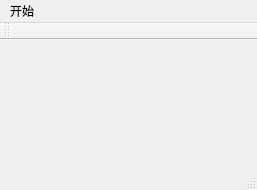
Above: mainwindow.ui from mr-d-self-driving/APA_QT_Assistant before the change. Below: the same form after it.
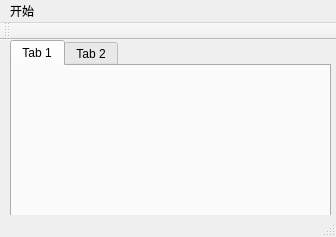
That is the form after the change. The open tabs and pages were chosen to show the change. Custom widgets are drawn as their Qt base class.

Diff of the .ui file:
```diff
--- a/mainwindow.ui
+++ b/mainwindow.ui
@@ -6,20 +6,60 @@
    <rect>
     <x>0</x>
     <y>0</y>
-    <width>257</width>
-    <height>190</height>
+    <width>336</width>
+    <height>237</height>
    </rect>
   </property>
   <property name="windowTitle">
    <string>MainWindow</string>
   </property>
-  <widget class="QWidget" name="centralWidget"/>
+  <widget class="QWidget" name="centralWidget">
+   <widget class="QTabWidget" name="tabWidget">
+    <property name="geometry">
+     <rect>
+      <x>10</x>
+      <y>0</y>
+      <width>321</width>
+      <height>181</height>
+     </rect>
+    </property>
+    <property name="minimumSize">
+     <size>
+      <width>271</width>
+      <height>111</height>
+     </size>
+    </property>
+    <property name="currentIndex">
+     <number>1</number>
+    </property>
+    <widget class="QWidget" name="tab">
+     <attribute name="title">
+      <string>Tab 1</string>
+     </attribute>
+     <widget class="QCustomPlot" name="widget" native="true">
+      <property name="geometry">
+       <rect>
+        <x>6</x>
+        <y>26</y>
+        <width>301</width>
+        <height>121</height>
+       </rect>
+      </property>
+     </widget>
+    </widget>
+    <widget class="QWidget" name="tab_2">
+     <attribute name="title">
+      <string>Tab 2</string>
+     </attribute>
+    </widget>
+   </widget>
+  </widget>
   <widget class="QMenuBar" name="menuBar">
    <property name="geometry">
     <rect>
      <x>0</x>
      <y>0</y>
-     <width>257</width>
+     <width>336</width>
      <height>17</height>
     </rect>
    </property>
@@ -35,12 +75,20 @@
     <enum>TopToolBarArea</enum>
    </attribute>
    <attribute name="toolBarBreak">
-    <bool>true</bool>
+    <bool>false</bool>
    </attribute>
   </widget>
   <widget class="QStatusBar" name="statusBar"/>
  </widget>
  <layoutdefault spacing="6" margin="11"/>
+ <customwidgets>
+  <customwidget>
+   <class>QCustomPlot</class>
+   <extends>QWidget</extends>
+   <header>QCustomPlot/qcustomplot.h</header>
+   <container>1</container>
+  </customwidget>
+ </customwidgets>
  <resources/>
  <connections/>
 </ui>
```
